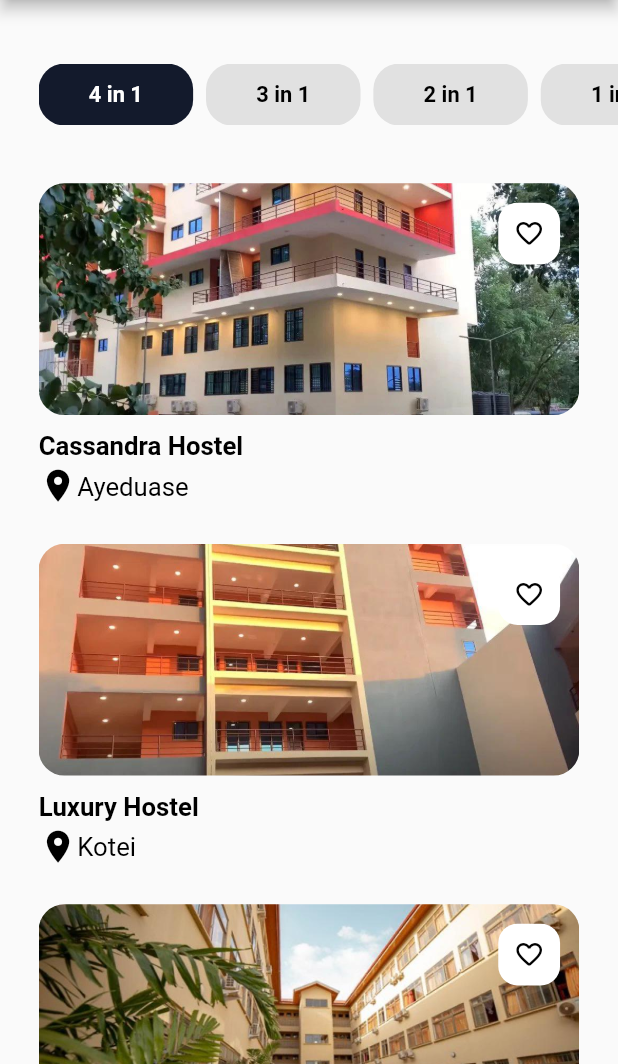
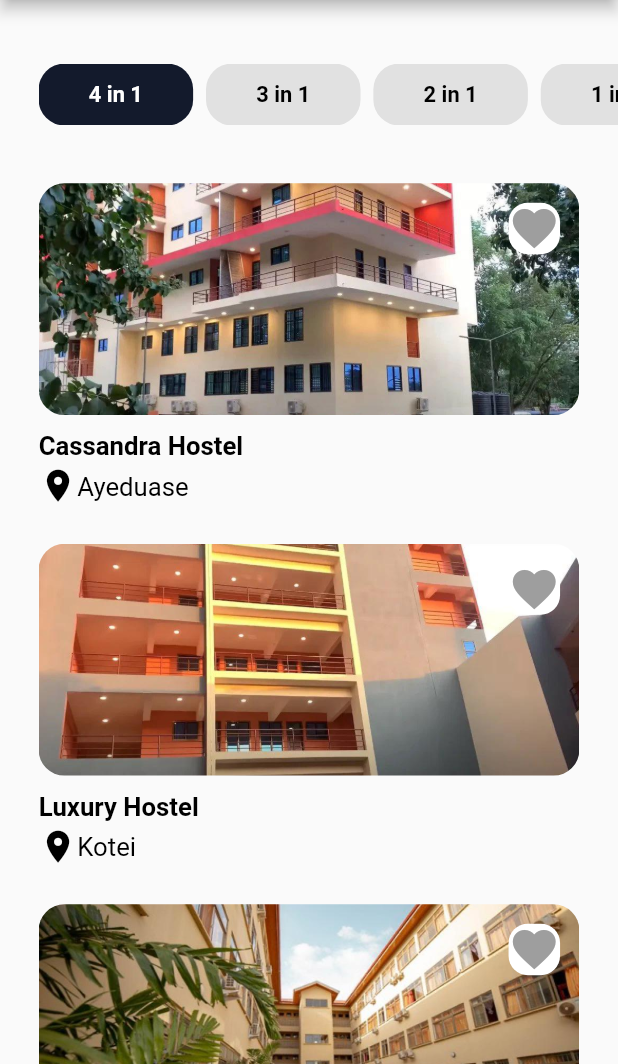
Before and after one commit to Formula-1-One/Formula1-Hostel-Booking-Frontend, a Flutter app: the HomeScreenMain screen opened directly, on a phone screen of 412 x 824 dp, the part 172-1236 px from its top. Run offline on Flutter 3.47's test engine with Material 2 defaults, Android fonts, the phone set to English and light mode, and no system bars; drawn by our look-alikes of like_button; our stand-ins replace animated_text_kit, carousel_pro, flip_card, google_fonts, hexcolor, pdf and 2 more; missing offline and left inert: email_auth.

Commit message:
animations and review

```diff
--- a/lib/pages_hostel/data/data.dart
+++ b/lib/pages_hostel/data/data.dart
@@ -5,7 +5,7 @@ import '../model/house.dart';
 final _house1 = House(
   imageUrl: 'assets/images/house1.JPG',
   address: 'Cassandra Hostel',
-  description: 'Hostel is a superior building meant for accommodating 100 or more students temporarily for at least a year. Students are charged according to the nature & period of accommodation. Hotel provides both lodging (temporary habitation) & boarding facilities. This particular hostel was built in 2010 by the government of Ghana to aid accommodate students since they realized the population of the university was in drastically. Most great noble men in country were once here. We wish to offer you the best of services all the time, this has being the success of this wonderful hostel and for that matter many students always opt to accommodated here.',
+  description: 'Hostel is a superior building meant for accommodating 100 or more students temporarily for at least a year. Students are charged according to the nature & period of accommodation. Hotel provides both lodging (temporary habitation) & boarding facilities. This particular hostel was built in 2010 by the government of Ghana to aid accommodate students since they realized the population of the university was increasing drastically. Most great noble men in country were once here. We wish to offer you the best of services all the time, this has being the success of this wonderful hostel and for that matter many students always opt to accommodated here.',
   isFav: false,
   moreImagesUrl: [
     'assets/images/house1.JPG',
--- a/lib/pages_hostel/screens.home/components/houses.dart
+++ b/lib/pages_hostel/screens.home/components/houses.dart
@@ -4,6 +4,7 @@ import 'package:hostel_booking_app_ui_f1/pages_hostel/data/data.dart';
 import 'package:hostel_booking_app_ui_f1/pages_hostel/data/data_home.dart';
 import 'package:hostel_booking_app_ui_f1/pages_hostel/model/house.dart';
 import 'package:hostel_booking_app_ui_f1/pages_hostel/screens.home/details/details_screen.dart';
+import 'package:like_button/like_button.dart';
 
 class Houses extends StatefulWidget {
   const Houses({Key? key}) : super(key: key);
@@ -56,22 +57,9 @@ class _HousesState extends State<Houses> {
                         color: white,
                         borderRadius: BorderRadius.circular(15)
                       ),
-                      child: IconButton(
-                        icon: house.isFav ?
-                        const Icon(
-                          Icons.favorite_rounded,
-                          color: red,
-                        ):
-                        const Icon(
-                          Icons.favorite_border_rounded,
-                          color: black,
-                        ),
-                        onPressed: (){
-                          setState(() {
-                            house.isFav =! house.isFav;
-                          });
-                        },
-                      ),
+                      child: LikeButton(
+                        size: 40,
+                      )
                     ),
                   ),
                 ],
--- a/lib/pages_hostel/screens.home/home_screen_main.dart
+++ b/lib/pages_hostel/screens.home/home_screen_main.dart
@@ -1,3 +1,5 @@
+// ignore_for_file: unnecessary_import
+
 import 'package:flutter/cupertino.dart';
 import 'package:flutter/material.dart';
 import 'package:hostel_booking_app_ui_f1/pages_appbar_categories/logout.dart';
--- a/pubspec.yaml
+++ b/pubspec.yaml
@@ -48,6 +48,7 @@ dependencies:
   responsive_framework: ^0.2.0
   animated_text_kit: ^4.2.1
   google_fonts: ^3.0.1
+  like_button: ^2.0.4
 
 dev_dependencies:
   build_runner:
```
Also changed, not shown: pubspec.lock.
